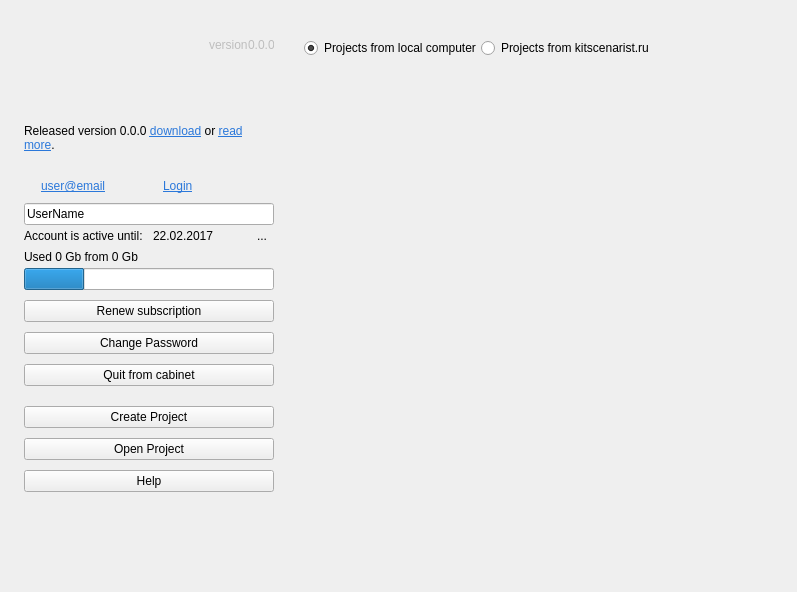
The window that src/bin/scenarist-desktop/UserInterfaceLayer/StartUp/StartUpView.ui (dimkanovikov/KITScenarist) describes before a commit, drawn with Qt 5.
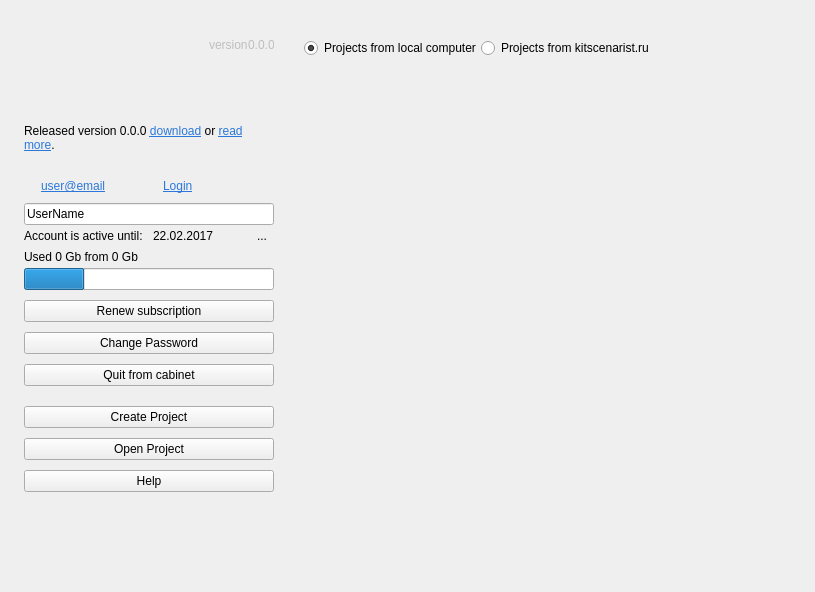
The same window after the commit. Icons and pictures are not drawn. Custom widgets are drawn as their Qt base class.

Diff of the .ui file:
```diff
--- a/src/bin/scenarist-desktop/UserInterfaceLayer/StartUp/StartUpView.ui
+++ b/src/bin/scenarist-desktop/UserInterfaceLayer/StartUp/StartUpView.ui
@@ -6,7 +6,7 @@
    <rect>
     <x>0</x>
     <y>0</y>
-    <width>797</width>
+    <width>815</width>
     <height>592</height>
    </rect>
   </property>
```
Left out of the diff: 2 changed lines with no effect on the pictures.
